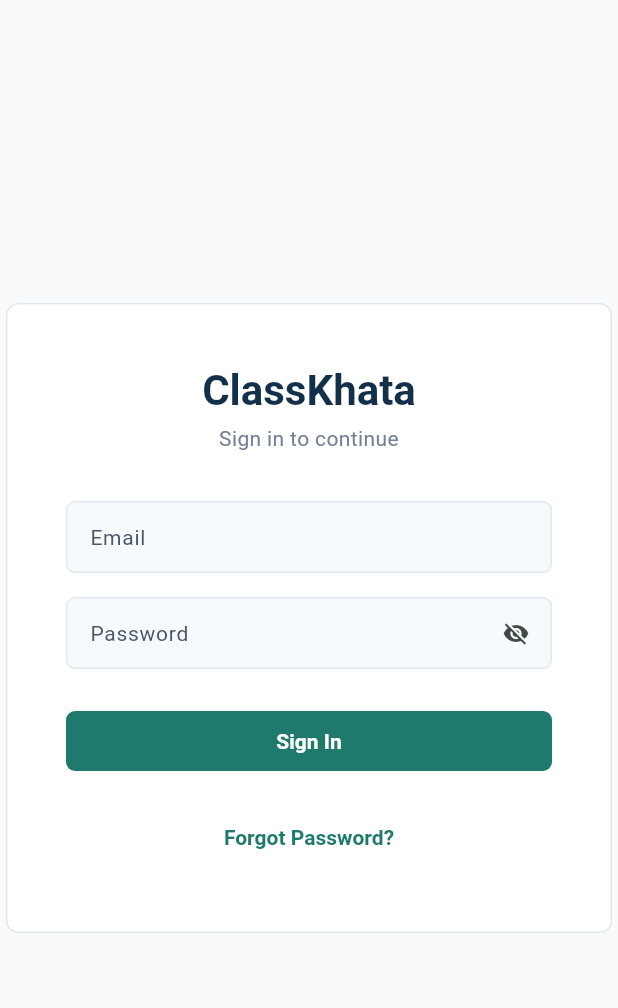
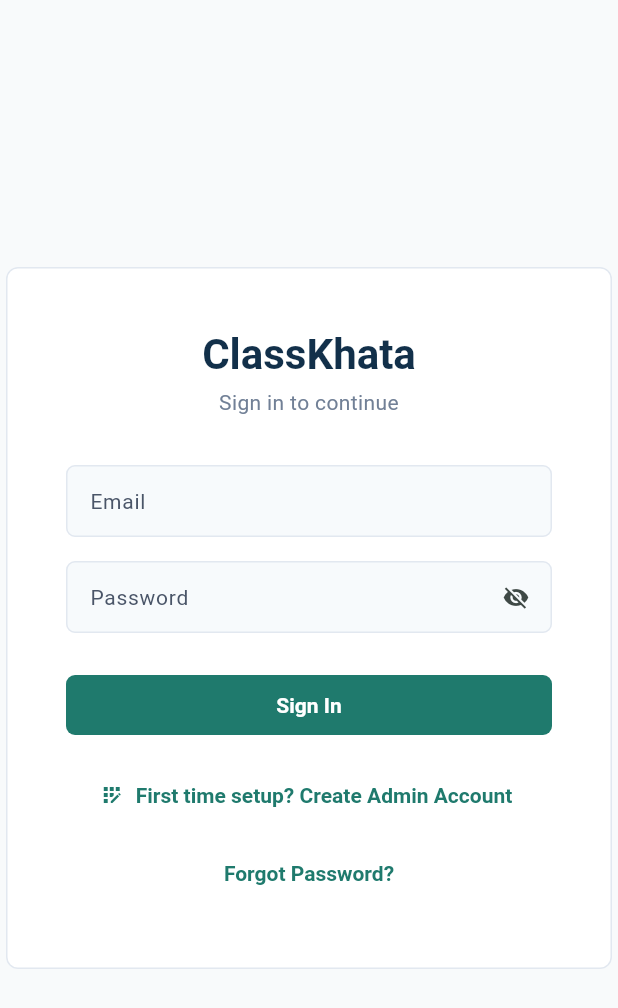
Before and after one commit to agul6411-debug/classkhata-dasktop-application, a Flutter app: the screen it shows after launch, on a phone screen of 412 x 824 dp. Shown: the top 1008 px of the screen. Run offline on Flutter 3.47's test engine with Material 3 defaults, Android fonts, the phone set to English and light mode, and no system bars; our stand-ins replace drift, equatable, flutter_riverpod, flutter_secure_storage, go_router, pdf and 3 more; missing offline and left inert: excel, pointycastle, serverpod_argon2; accounts and stored records are empty; generated files the repository leaves out were written again; Roboto replaces fonts that are missing (Nunito).

```diff
--- a/lib/app/providers.dart
+++ b/lib/app/providers.dart
@@ -11,9 +11,6 @@ import 'package:path_provider/path_provider.dart';
 import 'package:riverpod_annotation/riverpod_annotation.dart';
 import '../core/constants/app_constants.dart';
 import '../core/database/app_database.dart';
-import '../core/logging/app_logger.dart';
-import '../core/security/key_store.dart';
-import '../core/security/password_hasher.dart';
 import '../core/services/startup_integrity_service.dart';
 
 part 'providers.g.dart';
--- a/lib/features/auth/data/repositories/auth_repository_impl.dart
+++ b/lib/features/auth/data/repositories/auth_repository_impl.dart
@@ -2,7 +2,6 @@
 library;
 
 import 'dart:convert';
-import 'dart:math';
 import 'package:crypto/crypto.dart';
 import 'package:drift/drift.dart';
 import '../../../../core/database/app_database.dart';
@@ -11,7 +10,6 @@ import '../../../../core/errors/failures.dart';
 import '../../../../core/logging/app_logger.dart';
 import '../../../../core/security/password_hasher.dart';
 import '../../../../core/security/permission_service.dart';
-import '../../../../core/database/tables/core_tables.dart';
 import '../../domain/entities/auth_entities.dart';
 import '../../domain/repositories/auth_repository.dart';
 import '../datasources/auth_dao.dart';
--- a/lib/features/auth/domain/usecases/login_usecase.dart
+++ b/lib/features/auth/domain/usecases/login_usecase.dart
@@ -3,7 +3,6 @@
 /// Permission checks and security rules live here, not in the UI.
 library;
 
-import '../../../../core/constants/app_constants.dart';
 import '../../../../core/errors/failures.dart';
 import '../../../../core/logging/app_logger.dart';
 import '../entities/auth_entities.dart';
--- a/lib/features/auth/presentation/pages/login_page.dart
+++ b/lib/features/auth/presentation/pages/login_page.dart
@@ -8,6 +8,7 @@ import '../../../../app/theme/app_theme.dart';
 import '../../../../shared/widgets/app_text_field.dart';
 import '../../../../shared/widgets/error_banner.dart';
 import '../../../../shared/widgets/primary_button.dart';
+import '../../../setup/presentation/providers/setup_providers.dart';
 import '../providers/auth_providers.dart';
 
 class LoginPage extends ConsumerStatefulWidget {
@@ -24,6 +25,18 @@ class _LoginPageState extends ConsumerState<LoginPage> {
   bool _obscurePassword = true;
   bool _isLoading = false;
   String? _errorMessage;
+
+  @override
+  void initState() {
+    super.initState();
+    WidgetsBinding.instance.addPostFrameCallback((_) async {
+      final checkSetup = ref.read(checkSetupUseCaseProvider);
+      final res = await checkSetup();
+      if (res.isSuccess && res.valueOrThrow == false && mounted) {
+        context.go('/setup');
+      }
+    });
+  }
 
   @override
   void dispose() {
@@ -138,7 +151,14 @@ class _LoginPageState extends ConsumerState<LoginPage> {
                       onPressed: _isLoading ? null : _submit,
                       isLoading: _isLoading,
                     ),
-                    const SizedBox(height: 16),
+                    const SizedBox(height: 12),
+
+                    TextButton.icon(
+                      icon: const Icon(Icons.app_registration, size: 16),
+                      label: const Text('First time setup? Create Admin Account'),
+                      onPressed: () => context.go('/setup'),
+                    ),
+                    const SizedBox(height: 4),
 
                     TextButton(
                       onPressed: () => context.go('/recover-password'),
--- a/lib/features/backup/presentation/providers/backup_providers.dart
+++ b/lib/features/backup/presentation/providers/backup_providers.dart
@@ -9,6 +9,7 @@ import '../../../../core/security/audit_chain.dart';
 import '../../data/repositories/backup_repository_impl.dart';
 import '../../domain/entities/backup_meta.dart';
 import '../../domain/repositories/backup_repository.dart';
+import '../../domain/usecases/backup_scheduler_service.dart';
 
 final backupRepositoryProvider = Provider<BackupRepository>((ref) {
   final db = ref.watch(appDatabaseProvider);
--- a/lib/features/licensing/presentation/providers/licensing_providers.dart
+++ b/lib/features/licensing/presentation/providers/licensing_providers.dart
@@ -6,7 +6,6 @@ import '../../../../app/providers.dart';
 import '../../data/licensing_repository_impl.dart';
 import '../../domain/entities/license_entities.dart';
 import '../../domain/repositories/licensing_repository.dart';
-import '../../domain/usecases/licensing_usecases.dart';
 
 final licensingRepositoryProvider = Provider<LicensingRepository>((ref) {
   final db = ref.watch(appDatabaseProvider);
--- a/lib/features/licensing/presentation/widgets/license_banner.dart
+++ b/lib/features/licensing/presentation/widgets/license_banner.dart
@@ -4,8 +4,7 @@ library;
 import 'package:flutter/material.dart';
 import 'package:flutter_riverpod/flutter_riverpod.dart';
 
-import '../../../../app/theme/app_theme.dart';
-import '../entities/license_entities.dart';
+import '../../domain/entities/license_entities.dart';
 import '../providers/licensing_providers.dart';
 import 'activation_dialog.dart';
 
--- a/lib/features/setup/data/repositories/setup_repository_impl.dart
+++ b/lib/features/setup/data/repositories/setup_repository_impl.dart
@@ -6,8 +6,6 @@ import 'dart:math';
 import 'package:crypto/crypto.dart';
 import 'package:drift/drift.dart';
 import '../../../../core/database/app_database.dart';
-import '../../../../core/constants/app_constants.dart';
-import '../../../../core/database/tables/core_tables.dart';
 import '../../../../core/errors/failures.dart';
 import '../../../../core/logging/app_logger.dart';
 import '../../../../core/security/password_hasher.dart';
--- a/lib/features/students/presentation/widgets/student_form_dialog.dart
+++ b/lib/features/students/presentation/widgets/student_form_dialog.dart
@@ -9,7 +9,6 @@ import '../../../../shared/widgets/error_banner.dart';
 import '../../../../shared/widgets/primary_button.dart';
 import '../../../academics/presentation/providers/academic_providers.dart';
 import '../../../auth/presentation/providers/auth_providers.dart';
-import '../../domain/entities/student_entities.dart';
 import '../providers/student_providers.dart';
 
 class StudentFormDialog extends ConsumerStatefulWidget {
--- a/lib/shared/layout/app_shell.dart
+++ b/lib/shared/layout/app_shell.dart
@@ -8,6 +8,7 @@ import 'package:flutter/material.dart';
 import 'package:flutter_riverpod/flutter_riverpod.dart';
 import 'package:go_router/go_router.dart';
 import 'package:flutter/services.dart';
+import '../../app/providers.dart';
 import '../../app/theme/app_theme.dart';
 import '../../features/auth/presentation/providers/auth_providers.dart';
 import '../../features/backup/presentation/providers/backup_providers.dart';
```
Also changed, not shown: lib/features/settings/presentation/pages/settings_page.dart (+5 -3 lines), lib/shared/widgets/global_search_dialog.dart (+3 -6 lines).
